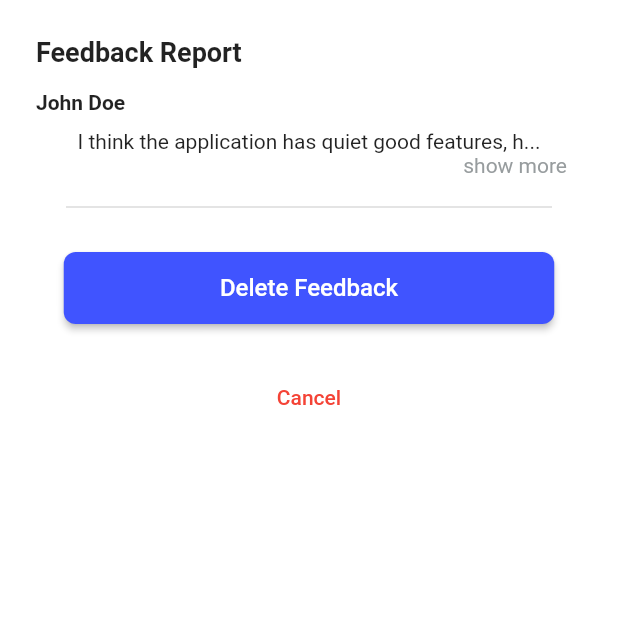
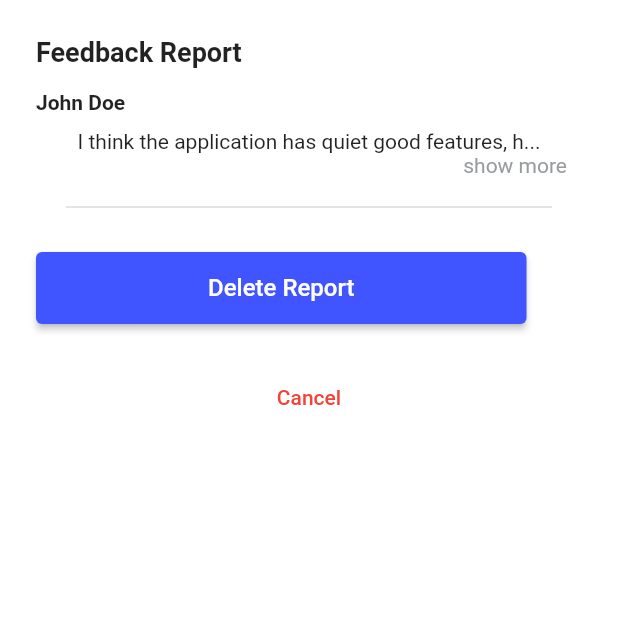
Before and after one commit to PPL-Waffar/iSaveit-flutter, a Flutter app: the FeedbackPage screen opened directly, on a phone screen of 412 x 824 dp, the top half of it. Run offline on Flutter 3.47's test engine with Material 2 defaults, Android fonts, the phone set to English and light mode, and no system bars; our stand-ins replace carousel_slider, currency_text_input_formatter, pie_chart, shared_preferences; accounts and stored records are empty.

```diff
--- a/lib/page/profile/feedback.dart
+++ b/lib/page/profile/feedback.dart
@@ -110,28 +110,9 @@ class FeedbackPage extends StatelessWidget {
                       const SizedBox(
                         height: 20,
                       ),
-                      Center(
+                      const Center(
                         child:
-                        SizedBox(
-                          height: 48,
-                          width: 327,
-                          child: ElevatedButton(
-                            style: ElevatedButton.styleFrom(
-                                padding: const EdgeInsets.fromLTRB(0, 0, 0, 0),
-                                backgroundColor: const Color(0xff4054FF),
-                                shape: RoundedRectangleBorder(
-                                    borderRadius: BorderRadius.circular(8))),
-                            onPressed: () => {Navigator.push(context,MaterialPageRoute(builder: (context) =>  const DeleteFeedback()))
-                            },
-                            child: const Text(
-                              'Delete Feedback',
-                              style: TextStyle(
-                                  fontSize: 16,
-                                  fontWeight: FontWeight.w500,
-                                  color: Colors.white),
-                            ),
-                          ),
-                        ),
+                        DeleteReport()
                       ),
                       const SizedBox(
                         height: 15,
```
Also changed, not shown: lib/page/profile/delete_satisfaction.dart (+43 -47 lines), 3 other files.
